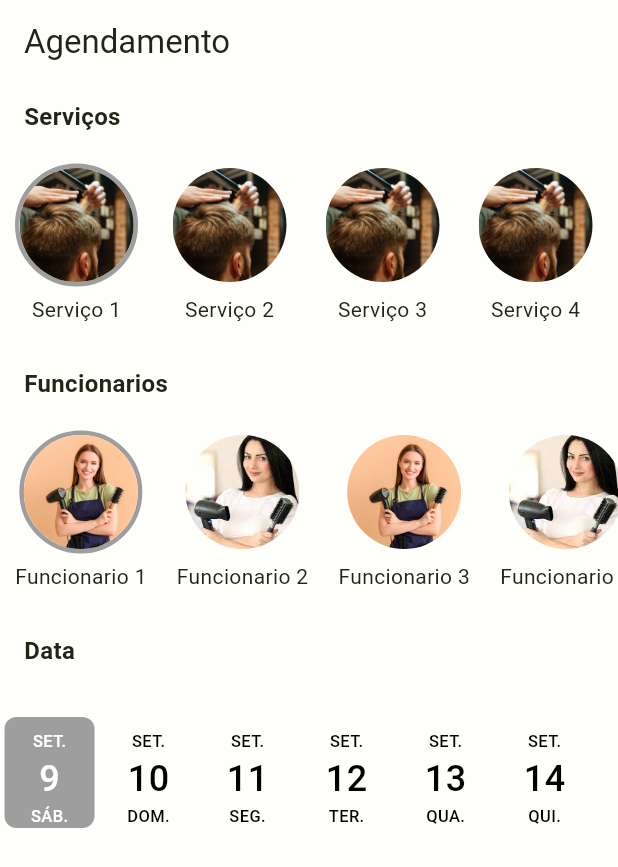
After one commit to FAGE-Project/FAGE-Frontend, a Flutter app: the MyDatePickerScreen screen opened directly, on a phone screen of 412 x 824 dp. The commit adds this screen. Shown: the top 867 px of the screen. Run offline on Flutter 3.47's test engine with Material 2 defaults, Android fonts, the phone set to English and light mode, and no system bars; drawn by our look-alikes of date_picker_timeline; our stand-ins replace mask_text_input_formatter, sign_in_button.

Commit message:
Adicionando marcadores para agendar

```diff
--- /dev/null
+++ b/lib/pages/agendamento.dart
@@ -0,0 +1,199 @@
+import 'package:flutter/material.dart';
+import 'package:date_picker_timeline/date_picker_timeline.dart';
+import 'package:intl/intl.dart';
+
+class Agendamento extends StatelessWidget {
+  @override
+  Widget build(BuildContext context) {
+    return MaterialApp(
+      home: MyDatePickerScreen(),
+    );
+  }
+}
+
+class MyDatePickerScreen extends StatefulWidget {
+  @override
+  _MyDatePickerScreenState createState() => _MyDatePickerScreenState();
+}
+
+class _MyDatePickerScreenState extends State<MyDatePickerScreen> {
+  DateTime _selectedDate = DateTime.now();
+  int _selectedServiceIndexServico = 0;
+  final List<Map<String, dynamic>> _servicos = [
+    {'name': 'Serviço 1', 'image': AssetImage('assets/images/barbeiro.jpg')},
+    {'name': 'Serviço 2', 'image': AssetImage('assets/images/barbeiro.jpg')},
+    {'name': 'Serviço 3', 'image': AssetImage('assets/images/barbeiro.jpg')},
+    {'name': 'Serviço 4', 'image': AssetImage('assets/images/barbeiro.jpg')},
+    {'name': 'Serviço 5', 'image': AssetImage('assets/images/barbeiro.jpg')},
+    {'name': 'Serviço 6', 'image': AssetImage('assets/images/barbeiro.jpg')},
+    {'name': 'Serviço 7', 'image': AssetImage('assets/images/barbeiro.jpg')},
+  ];
+
+  int _selectedServiceIndexFuncionario = 0;
+  final List<Map<String, dynamic>> _funcionarios = [
+    {'name': 'Funcionario 1', 'image': AssetImage('assets/images/fun1.png')},
+    {'name': 'Funcionario 2', 'image': AssetImage('assets/images/fun2.jpg')},
+    {'name': 'Funcionario 3', 'image': AssetImage('assets/images/fun1.png')},
+    {'name': 'Funcionario 4', 'image': AssetImage('assets/images/fun2.jpg')},
+    {'name': 'Funcionario 5', 'image': AssetImage('assets/images/fun1.png')},
+    {'name': 'Funcionario 6', 'image': AssetImage('assets/images/fun2.jpg')},
+    {'name': 'Funcionario 7', 'image': AssetImage('assets/images/fun1.png')},
+  ];
+
+  @override
+  Widget build(BuildContext context) {
+    return Scaffold(
+      appBar: AppBar(
+        title: Text('Agendamento'),
+      ),
+      body: Column(
+        crossAxisAlignment: CrossAxisAlignment.start,
+        children: <Widget>[
+          SizedBox(height: 10),
+          Padding(
+            padding: EdgeInsets.only(left: 16.0),
+            child: Text(
+              'Serviços',
+              style: TextStyle(
+                fontSize: 16,
+                fontWeight: FontWeight.bold,
+              ),
+              textAlign: TextAlign.left,
+            ),
+          ),
+          SizedBox(height: 10),
+          Container(
+            height: 125,
+            child: ListView.builder(
+              scrollDirection: Axis.horizontal,
+              itemCount: _servicos.length,
+              itemBuilder: (context, index) {
+                return GestureDetector(
+                  onTap: () {
+                    setState(() {
+                      _selectedServiceIndexServico = index;
+                    });
+                  },
+                  child: Container(
+                    margin: EdgeInsets.all(10),
+                    child: Column(
+                      children: [
+                        Container(
+                          decoration: BoxDecoration(
+                            shape: BoxShape.circle,
+                            border: Border.all(
+                              color: index == _selectedServiceIndexServico
+                                  ? Colors.grey
+                                  : Colors.transparent,
+                              width: 3,
+                            ),
+                          ),
+                          child: CircleAvatar(
+                            radius: 38,
+                            backgroundColor: Colors.transparent,
+                            backgroundImage: _servicos[index]['image'],
+                          ),
+                        ),
+                        SizedBox(height: 5),
+                        Text(_servicos[index]['name']),
+                      ],
+                    ),
+                  ),
+                );
+              },
+            ),
+          ),
+          SizedBox(height: 20),
+          Padding(
+            padding: EdgeInsets.only(left: 16.0),
+            child: Text(
+              'Funcionarios',
+              style: TextStyle(
+                fontSize: 16,
+                fontWeight: FontWeight.bold,
+              ),
+              textAlign: TextAlign.left,
+            ),
+          ),
+          SizedBox(height: 10),
+          Container(
+            height: 125,
+            child: ListView.builder(
+              scrollDirection: Axis.horizontal,
+              itemCount: _funcionarios.length,
+              itemBuilder: (context, index) {
+                return GestureDetector(
+                  onTap: () {
+                    setState(() {
+                      _selectedServiceIndexFuncionario = index;
+                    });
+                  },
+                  child: Container(
+                    margin: EdgeInsets.all(10),
+                    child: Column(
+                      children: [
+                        Container(
+                          decoration: BoxDecoration(
+                            shape: BoxShape.circle,
+                            border: Border.all(
+                              color: index == _selectedServiceIndexFuncionario
+                                  ? Colors.grey
+                                  : Colors.transparent,
+                              width: 3,
+                            ),
+                          ),
+                          child: CircleAvatar(
+                            radius: 38,
+                            backgroundColor: Colors.transparent,
+                            backgroundImage: _funcionarios[index]['image'],
+                          ),
+                        ),
+                        SizedBox(height: 5),
+                        Text(_funcionarios[index]['name']),
+                      ],
+                    ),
+                  ),
+                );
+              },
+            ),
+          ),
+          SizedBox(height: 20),
+          Padding(
+            padding: EdgeInsets.only(left: 16.0),
+            child: Text(
+              'Data',
+              style: TextStyle(
+                fontSize: 16,
+                fontWeight: FontWeight.bold,
+              ),
+              textAlign: TextAlign.left,
+            ),
+          ),
+          SizedBox(height: 10),
+          Container(
+            margin: EdgeInsets.symmetric(vertical: 20.0),
+            child: DatePicker(
+              DateTime.now(),
+              width: 60,
+              height: 80,
+              controller: DatePickerController(),
+              initialSelectedDate: DateTime.now(),
+              selectionColor: Colors.grey,
+              selectedTextColor: Colors.white,
+              inactiveDates: [
+                DateTime.now().add(Duration(days: -1)),
+              ],
+              onDateChange: (date) {
+                // New date selected
+                setState(() {
+                  _selectedDate = date;
+                });
+              },
+              locale: 'pt', // Define a localização como português
+            ),
+          ),
+        ],
+      ),
+    );
+  }
+}
--- a/lib/routes/routes.dart
+++ b/lib/routes/routes.dart
@@ -1,6 +1,7 @@
 import 'package:fage/pages/home.dart';
 import 'package:fage/pages/register_corp.dart';
 import 'package:fage/pages/register_user.dart';
+import 'package:fage/pages/agendamento.dart';
 import 'package:flutter/material.dart';
 
 class Routes {
@@ -9,6 +10,7 @@ class Routes {
     "/home": (_) => const Home(),
     "/register_corp": (_) => const CadastroCorp(),
     "/register_user": (_) => const Cadastro(),
+    "/agendamento": (_) => Agendamento(),
   };
 
   static const String home = "/home";
@@ -17,4 +19,5 @@ class Routes {
 
   static const String cadastroUser = "/register_user";
 
+  static const String agendamento = "/agendamento";
 }
--- a/pubspec.yaml
+++ b/pubspec.yaml
@@ -39,6 +39,8 @@ dependencies:
   sign_in_button: ^3.2.0
   mask_text_input_formatter:
   brasil_fields:
+  date_picker_timeline:
+  intl: ^0.17.0
 
 dev_dependencies:
   flutter_test:
@@ -67,6 +69,8 @@ flutter:
     - assets/images/fage-logo.png
     - assets/images/fage-logo-white.png
     - assets/images/barbeiro.jpg
+    - assets/images/fun1.png
+    - assets/images/fun2.jpg
 
   # An image asset can refer to one or more resolution-specific "variants", see
   # https://flutter.dev/assets-and-images/#resolution-aware
```
Also changed, not shown: assets/images/fun1.png (added), assets/images/fun2.jpg (added), pubspec.lock, 1 other file.
